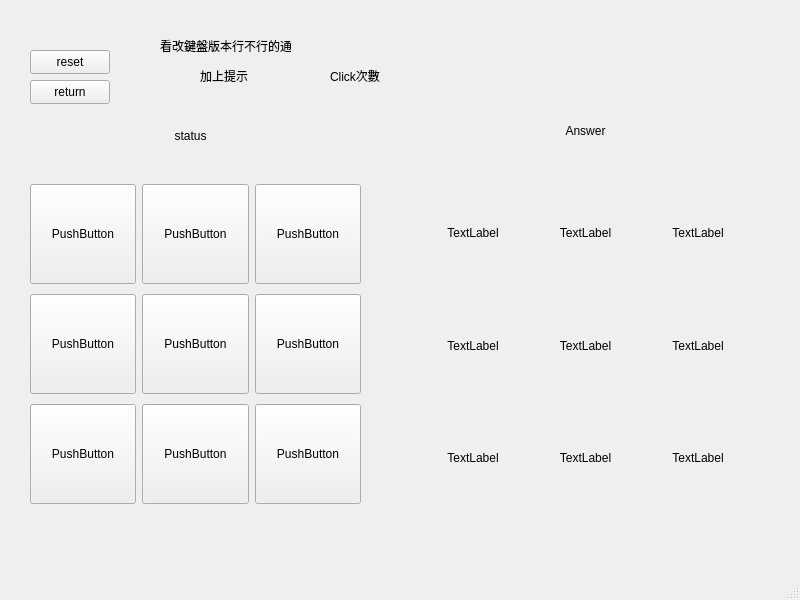
Old version of the form smart_parking/smart_parking.ui in the repository YJClark/114_prj_game.
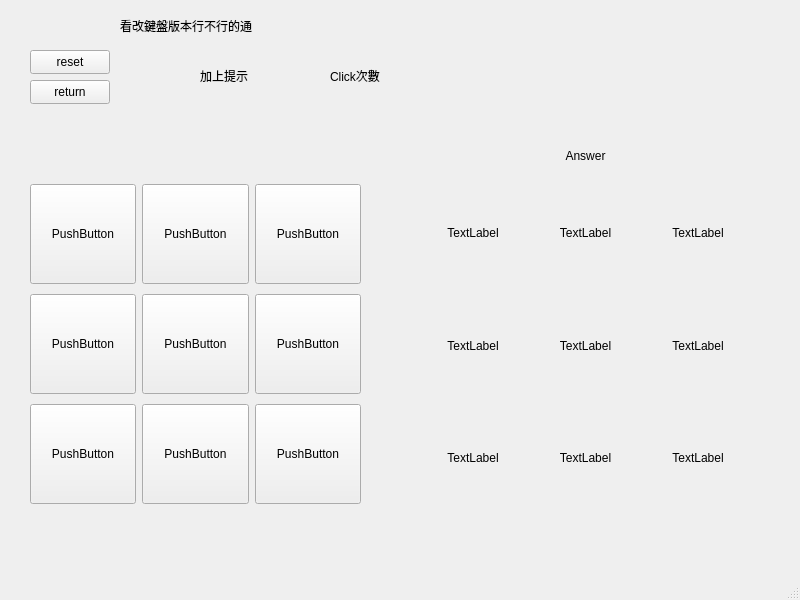
New version of the form.

```diff
--- a/smart_parking/smart_parking.ui
+++ b/smart_parking/smart_parking.ui
@@ -308,9 +308,9 @@
    <widget class="QLabel" name="statusLabel">
     <property name="geometry">
      <rect>
-      <x>100</x>
-      <y>120</y>
-      <width>181</width>
+      <x>60</x>
+      <y>140</y>
+      <width>271</width>
       <height>31</height>
      </rect>
     </property>
@@ -318,7 +318,7 @@
      <bool>false</bool>
     </property>
     <property name="text">
-     <string>status</string>
+     <string/>
     </property>
     <property name="alignment">
      <set>Qt::AlignCenter</set>
@@ -331,9 +331,9 @@
     <property name="geometry">
      <rect>
       <x>540</x>
-      <y>110</y>
+      <y>140</y>
       <width>91</width>
-      <height>41</height>
+      <height>31</height>
      </rect>
     </property>
     <property name="text">
@@ -365,9 +365,9 @@
    <widget class="QLabel" name="label">
     <property name="geometry">
      <rect>
-      <x>160</x>
-      <y>20</y>
-      <width>131</width>
+      <x>120</x>
+      <y>0</y>
+      <width>211</width>
       <height>51</height>
      </rect>
     </property>
```
